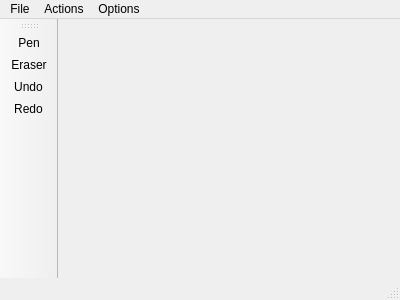
This is mainwindow.ui in shieldnet/petit-photoshop as Qt 5 draws it before an edit. The edited form follows.
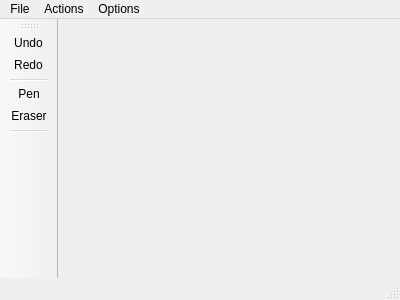
This is the edited form. Icons and pictures are not drawn.

Commit message: Pen Size & Eraser

Diff of the .ui file:
```diff
--- a/mainwindow.ui
+++ b/mainwindow.ui
@@ -159,10 +159,12 @@
    <attribute name="toolBarBreak">
     <bool>false</bool>
    </attribute>
-   <addaction name="actionPen"/>
-   <addaction name="actionEraser"/>
    <addaction name="back"/>
    <addaction name="actionbackRedo"/>
+   <addaction name="separator"/>
+   <addaction name="actionPen"/>
+   <addaction name="actionEraser"/>
+   <addaction name="separator"/>
   </widget>
   <widget class="QStatusBar" name="statusBar"/>
   <action name="actionOpen">
```
Left out of the diff: 22 changed lines with no effect on the pictures. The commit also changes 3 other files.
